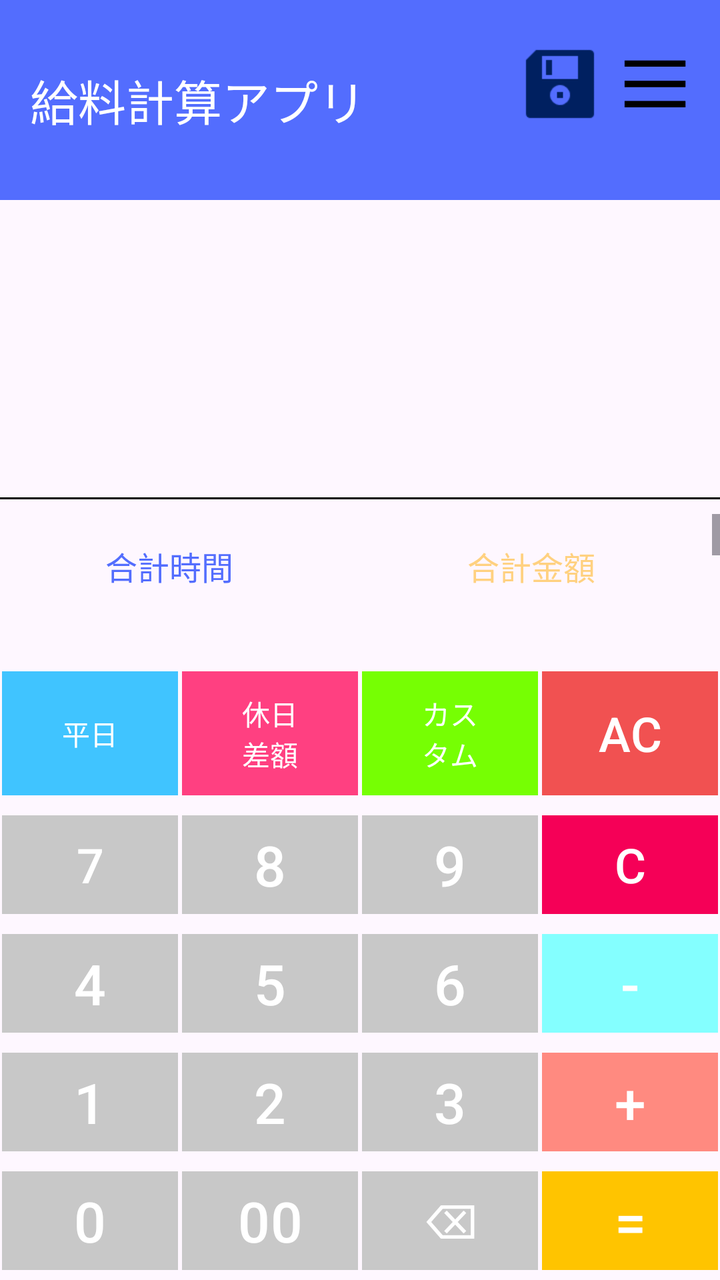
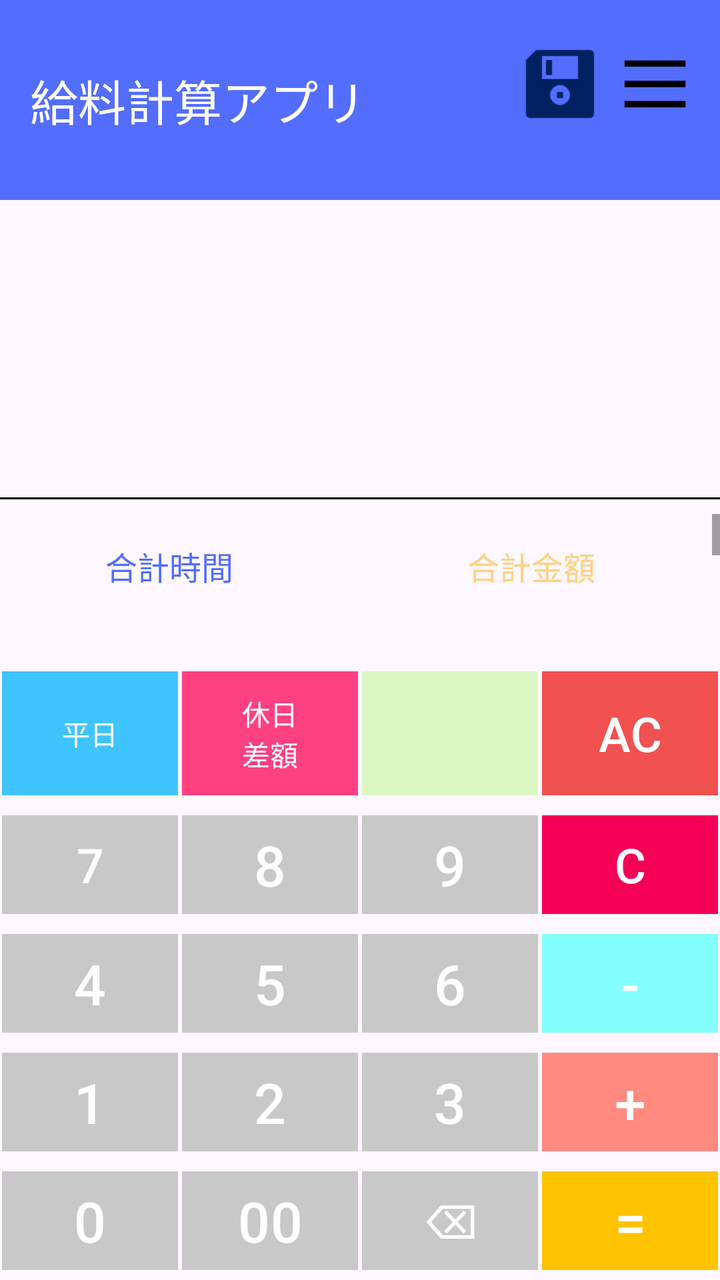

Screens rendered from an Android XML layout before and after an edit, with the pre-edit source and the edit as a unified diff.
<!-- AndroidManifest.xml: application theme Theme.SalaryManager -->
<!-- res/layout/activity_main.xml -->
<?xml version="1.0" encoding="utf-8"?>
<androidx.constraintlayout.widget.ConstraintLayout xmlns:android="http://schemas.android.com/apk/res/android"
    xmlns:app="http://schemas.android.com/apk/res-auto"
    xmlns:tools="http://schemas.android.com/tools"
    android:layout_width="match_parent"
    android:layout_height="match_parent"
    tools:context=".MainActivity">

    <TextView
        android:id="@+id/view"
        android:layout_width="match_parent"
        android:layout_height="100dp"
        android:background="#536DFE"
        android:gravity="left|center_vertical"
        android:paddingStart="15dp"
        android:text="給料計算アプリ"
        android:textColor="@color/white"
        android:textSize="24sp"
        app:layout_constraintEnd_toEndOf="parent"
        app:layout_constraintStart_toStartOf="parent"
        app:layout_constraintTop_toTopOf="parent"
        app:layout_constraintBottom_toTopOf="@id/input_scroll_view"/>

    <ScrollView
        android:id="@+id/input_scroll_view"
        android:layout_width="match_parent"
        android:layout_height="141dp"
        android:fillViewport="true"
        app:layout_constraintBottom_toTopOf="@id/result_scroll_view"
        app:layout_constraintEnd_toEndOf="parent"
        app:layout_constraintStart_toStartOf="parent"
        app:layout_constraintTop_toBottomOf="@+id/view">

        <TextView
            android:id="@+id/inputTextView"
            android:layout_width="match_parent"
            android:layout_height="wrap_content"
            android:textSize="40sp"
            tools:ignore="SpeakableTextPresentCheck" />
    </ScrollView>

    <TableLayout
        android:id="@+id/tableLayout"
        android:layout_width="match_parent"
        android:layout_height="wrap_content"
        app:layout_constraintBottom_toBottomOf="parent"
        app:layout_constraintEnd_toEndOf="parent"
        app:layout_constraintStart_toStartOf="parent"
        app:layout_constraintTop_toBottomOf="@id/result_scroll_view">

        <TableRow
            android:layout_width="wrap_content"
            android:layout_height="0dp"
            android:layout_weight="1">

            <Button
                android:id="@+id/weekdays"
                android:layout_width="0dp"
                android:layout_height="match_parent"
                android:layout_margin="1dp"
                android:layout_weight="1"
                android:backgroundTint="#40C4FF"
                android:text="平日"
                app:cornerRadius="0dp"
                tools:ignore="TouchTargetSizeCheck" />

            <Button
                android:id="@+id/holiday"
                android:layout_width="0dp"
                android:layout_height="match_parent"
                android:layout_margin="1dp"
                android:layout_weight="1"
                android:backgroundTint="#FF4081"
                android:text="休日差額"
                app:cornerRadius="0dp"
                tools:ignore="TouchTargetSizeCheck" />

            <Button
                android:id="@+id/customsalary"
                android:layout_width="0dp"
                android:layout_height="match_parent"
                android:layout_margin="1dp"
                android:layout_weight="1"
                android:backgroundTint="#76FF03"
                android:text="カスタム"
                app:cornerRadius="0dp"
                tools:ignore="TouchTargetSizeCheck" />

            <Button
                android:id="@+id/allclear"
                android:layout_width="0dp"
                android:layout_height="match_parent"
                android:layout_margin="1dp"
                android:layout_weight="1"
                android:backgroundTint="#F15151"
                android:text="AC"
                android:textSize="24sp"
                app:cornerRadius="0dp"
                tools:ignore="TouchTargetSizeCheck" />
        </TableRow>

        <TableRow
            android:layout_width="wrap_content"
            android:layout_height="0dp"
            android:layout_weight="1">

            <Button
                android:id="@+id/seven"
                android:layout_width="0dp"
                android:layout_height="match_parent"
                android:layout_margin="1dp"
                android:layout_weight="1"
                android:backgroundTint="#C8C8C8"
                android:text="7"
                android:textSize="24sp"
                app:cornerRadius="0dp"
                tools:ignore="TouchTargetSizeCheck" />

            <Button
                android:id="@+id/eight"
                android:layout_width="0dp"
                android:layout_height="match_parent"
                android:layout_margin="1dp"
                android:layout_weight="1"
                android:backgroundTint="#C8C8C8"
                android:text="8"
                android:textSize="28sp"
                app:cornerRadius="0dp"
                tools:ignore="TouchTargetSizeCheck" />

            <Button
                android:id="@+id/nine"
                android:layout_width="0dp"
                android:layout_height="match_parent"
                android:layout_margin="1dp"
                android:layout_weight="1"
                android:backgroundTint="#C8C8C8"
                android:text="9"
                android:textSize="28sp"
                app:cornerRadius="0dp"
                tools:ignore="TouchTargetSizeCheck" />

            <Button
                android:id="@+id/clear"
                android:layout_width="0dp"
                android:layout_height="match_parent"
                android:layout_margin="1dp"
                android:layout_weight="1"
                android:backgroundTint="#F50057"
                android:text="C"
                android:textSize="24sp"
                app:cornerRadius="0dp"
                tools:ignore="TouchTargetSizeCheck" />
        </TableRow>

        <TableRow
            android:layout_width="match_parent"
            android:layout_height="0dp"
            android:layout_weight="1">

            <Button
                android:id="@+id/four"
                android:layout_width="0dp"
                android:layout_height="match_parent"
                android:layout_margin="1dp"
                android:layout_weight="1"
                android:backgroundTint="#C8C8C8"
                android:text="4"
                android:textSize="28sp"
                app:cornerRadius="0dp"
                tools:ignore="TouchTargetSizeCheck" />

            <Button
                android:id="@+id/five"
                android:layout_width="0dp"
                android:layout_height="match_parent"
                android:layout_margin="1dp"
                android:layout_weight="1"
                android:backgroundTint="#C8C8C8"
                android:text="5"
                android:textSize="28sp"
                app:cornerRadius="0dp"
                tools:ignore="TouchTargetSizeCheck" />

            <Button
                android:id="@+id/six"
                android:layout_width="0dp"
                android:layout_height="match_parent"
                android:layout_margin="1dp"
                android:layout_weight="1"
                android:backgroundTint="#C8C8C8"
                android:text="6"
                android:textSize="28sp"
                app:cornerRadius="0dp"
                tools:ignore="TouchTargetSizeCheck" />

            <Button
                android:id="@+id/minus"
                android:layout_width="0dp"
                android:layout_height="match_parent"
                android:layout_margin="1dp"
                android:layout_weight="1"
                android:backgroundTint="#84FFFF"
                android:text="-"
                android:textSize="28sp"
                app:cornerRadius="0dp"
                tools:ignore="TouchTargetSizeCheck" />
        </TableRow>

        <TableRow
            android:layout_width="match_parent"
            android:layout_height="0dp"
            android:layout_weight="1">

            <Button
                android:id="@+id/one"
                android:layout_width="0dp"
                android:layout_height="match_parent"
                android:layout_margin="1dp"
                android:layout_weight="1"
                android:backgroundTint="#C8C8C8"
                android:text="1"
                android:textSize="28sp"
                app:cornerRadius="0dp"
                tools:ignore="TouchTargetSizeCheck" />

            <Button
                android:id="@+id/two"
                android:layout_width="0dp"
                android:layout_height="match_parent"
                android:layout_margin="1dp"
                android:layout_weight="1"
                android:backgroundTint="#C8C8C8"
                android:text="2"
                android:textSize="28sp"
                app:cornerRadius="0dp"
                tools:ignore="TouchTargetSizeCheck" />

            <Button
                android:id="@+id/three"
                android:layout_width="0dp"
                android:layout_height="match_parent"
                android:layout_margin="1dp"
                android:layout_weight="1"
                android:backgroundTint="#C8C8C8"
                android:text="3"
                android:textSize="28sp"
                app:cornerRadius="0dp"
                tools:ignore="TouchTargetSizeCheck" />

            <Button
                android:id="@+id/plus"
                android:layout_width="0dp"
                android:layout_height="match_parent"
                android:layout_margin="1dp"
                android:layout_weight="1"
                android:backgroundTint="#FF8A80"
                android:text="+"
                android:textSize="28sp"
                app:cornerRadius="0dp"
                tools:ignore="TouchTargetSizeCheck" />
        </TableRow>

        <TableRow
            android:layout_width="match_parent"
            android:layout_height="0dp"
            android:layout_weight="1">

            <Button
                android:id="@+id/zero"
                android:layout_width="0dp"
                android:layout_height="match_parent"
                android:layout_margin="1dp"
                android:layout_weight="1"
                android:backgroundTint="#C8C8C8"
                android:text="0"
                android:textSize="28sp"
                app:cornerRadius="0dp"
                tools:ignore="TouchTargetSizeCheck" />

            <Button
                android:id="@+id/doublezero"
                android:layout_width="0dp"
                android:layout_height="match_parent"
                android:layout_margin="1dp"
                android:layout_weight="1"
                android:backgroundTint="#C8C8C8"
                android:text="00"
                android:textSize="28sp"
                app:cornerRadius="0dp"
                tools:ignore="TouchTargetSizeCheck" />

            <Button
                android:id="@+id/backspace"
                android:layout_width="0dp"
                android:layout_height="match_parent"
                android:layout_margin="1dp"
                android:layout_weight="1"
                android:backgroundTint="#C8C8C8"
                android:text="⌫"
                android:textSize="24sp"
                app:cornerRadius="0dp"
                tools:ignore="TouchTargetSizeCheck,SpeakableTextPresentCheck" />

            <Button
                android:id="@+id/equal"
                android:layout_width="0dp"
                android:layout_height="match_parent"
                android:layout_margin="1dp"
                android:layout_weight="1"
                android:backgroundTint="#FFC400"
                android:text="="
                android:textSize="28sp"
                app:cornerRadius="0dp" />
        </TableRow>

    </TableLayout>

    <View
    android:id="@+id/view2"
    android:layout_width="match_parent"
    android:layout_height="1dp"
    android:background="@color/black"
    app:layout_constraintBottom_toTopOf="@+id/result_scroll_view"
    app:layout_constraintEnd_toEndOf="parent"
    app:layout_constraintStart_toStartOf="parent"
    app:layout_constraintTop_toBottomOf="@+id/input_scroll_view"
    tools:ignore="SpeakableTextPresentCheck" />

    <ScrollView
        android:id="@+id/result_scroll_view"
        android:layout_width="0dp"
        android:layout_height="0dp"
        android:layout_marginTop="16dp"
        app:layout_constraintTop_toBottomOf="@id/input_scroll_view"
        app:layout_constraintBottom_toTopOf="@id/tableLayout"
        app:layout_constraintStart_toStartOf="parent"
        app:layout_constraintEnd_toEndOf="parent">

        <androidx.constraintlayout.widget.ConstraintLayout
            android:id="@+id/scrollConstraint"
            android:layout_width="match_parent"
            android:layout_height="wrap_content">

            <TextView
                android:id="@+id/total_time_text"
                android:layout_width="wrap_content"
                android:layout_height="36dp"
                android:layout_gravity="center_horizontal"
                android:layout_marginTop="8dp"
                android:gravity="center"
                android:text="合計時間"
                android:textAlignment="center"
                android:textColor="#536DFE"
                android:textSize="16dp"
                app:layout_constraintEnd_toStartOf="@+id/scrollview_guideline"
                app:layout_constraintHorizontal_bias="0.453"
                app:layout_constraintStart_toStartOf="parent"
                app:layout_constraintTop_toTopOf="parent" />

            <TextView
                android:id="@+id/base_salary_text"
                android:layout_width="wrap_content"
                android:layout_height="36dp"
                android:layout_gravity="center_horizontal"
                android:layout_marginTop="12dp"
                android:gravity="center"
                android:text="基本給料"
                android:textAlignment="center"
                android:textColor="#40C4FF"
                android:textSize="16dp"
                app:layout_constraintEnd_toStartOf="@+id/scrollview_guideline"
                app:layout_constraintHorizontal_bias="0.453"
                app:layout_constraintStart_toStartOf="parent"
                app:layout_constraintTop_toBottomOf="@+id/total_time" />

            <TextView
                android:id="@+id/total_salary_text"
                android:layout_width="wrap_content"
                android:layout_height="36dp"
                android:layout_gravity="center_horizontal"
                android:layout_marginTop="8dp"
                android:gravity="center"
                android:text="合計金額"
                android:textAlignment="center"
                android:textColor="#FFD180"
                android:textSize="16dp"
                app:layout_constraintEnd_toEndOf="parent"
                app:layout_constraintHorizontal_bias="0.464"
                app:layout_constraintStart_toStartOf="@+id/scrollview_guideline"
                app:layout_constraintTop_toTopOf="parent" />

            <TextView
                android:id="@+id/holiday_salary_text"
                android:layout_width="wrap_content"
                android:layout_height="36dp"
                android:layout_gravity="center_horizontal"
                android:layout_marginTop="12dp"
                android:gravity="center"
                android:text="土日祝差額給料"
                android:textAlignment="center"
                android:textColor="#FF4081"
                android:textSize="16dp"
                app:layout_constraintEnd_toEndOf="parent"
                app:layout_constraintStart_toStartOf="@+id/scrollview_guideline"
                app:layout_constraintTop_toBottomOf="@+id/total_salary" />

            <TextView
                android:id="@+id/total_time"
                android:layout_width="139dp"
                android:layout_height="50dp"
                android:layout_gravity="center_horizontal"
                android:layout_marginTop="8dp"
                android:gravity="center"
                android:text=""
                android:textSize="24sp"
                app:layout_constraintEnd_toStartOf="@+id/scrollview_guideline"
                app:layout_constraintHorizontal_bias="0.378"
                app:layout_constraintStart_toStartOf="parent"
                app:layout_constraintTop_toBottomOf="@+id/total_time_text"
                tools:ignore="SpeakableTextPresentCheck" />

            <TextView
                android:id="@+id/base_total_salary"
                android:layout_width="139dp"
                android:layout_height="50dp"
                android:layout_gravity="center_horizontal"
                android:layout_marginTop="8dp"
                android:gravity="center"
                android:text=""
                android:textSize="24sp"
                app:layout_constraintEnd_toStartOf="@+id/scrollview_guideline"
                app:layout_constraintHorizontal_bias="0.378"
                app:layout_constraintStart_toStartOf="parent"
                app:layout_constraintTop_toBottomOf="@+id/base_salary_text"
                tools:ignore="SpeakableTextPresentCheck" />

            <TextView
                android:id="@+id/total_salary"
                android:layout_width="139dp"
                android:layout_height="50dp"
                android:layout_gravity="center_horizontal"
                android:layout_marginTop="8dp"
                android:gravity="center"
                android:text=""
                android:textSize="24sp"
                app:layout_constraintEnd_toEndOf="parent"
                app:layout_constraintHorizontal_bias="0.384"
                app:layout_constraintStart_toStartOf="@+id/scrollview_guideline"
                app:layout_constraintTop_toBottomOf="@+id/total_salary_text"
                tools:ignore="SpeakableTextPresentCheck" />

            <TextView
                android:id="@+id/holiday_total_salary"
                android:layout_width="139dp"
                android:layout_height="50dp"
                android:layout_gravity="center_horizontal"
                android:layout_marginTop="8dp"
                android:gravity="center"
                android:text=""
                android:textSize="24sp"
                app:layout_constraintEnd_toEndOf="parent"
                app:layout_constraintHorizontal_bias="0.384"
                app:layout_constraintStart_toStartOf="@+id/scrollview_guideline"
                app:layout_constraintTop_toBottomOf="@+id/holiday_salary_text"
                tools:ignore="SpeakableTextPresentCheck" />

            <TextView
                android:id="@+id/holiday_hourly_wage"
                android:layout_width="126dp"
                android:layout_height="48dp"
                android:layout_marginTop="8dp"
                android:text=""
                android:textAlignment="viewEnd"
                app:layout_constraintEnd_toEndOf="parent"
                app:layout_constraintHorizontal_bias="1.0"
                app:layout_constraintStart_toEndOf="@+id/base_hourly_wage"
                app:layout_constraintTop_toBottomOf="@+id/holiday_total_salary"
                tools:ignore="MissingConstraints,SpeakableTextPresentCheck" />

            <TextView
                android:id="@+id/base_hourly_wage"
                android:layout_width="126dp"
                android:layout_height="48dp"
                android:layout_marginTop="8dp"
                android:text=""
                android:textAlignment="viewEnd"
                app:layout_constraintEnd_toStartOf="@+id/scrollview_guideline"
                app:layout_constraintHorizontal_bias="1.0"
                app:layout_constraintStart_toStartOf="parent"
                app:layout_constraintTop_toBottomOf="@+id/base_total_salary"
                tools:ignore="SpeakableTextPresentCheck" />

            <androidx.constraintlayout.widget.Guideline
                android:id="@+id/scrollview_guideline"
                android:layout_width="wrap_content"
                android:layout_height="wrap_content"
                android:orientation="vertical"
                app:layout_constraintGuide_percent="0.5" />

        </androidx.constraintlayout.widget.ConstraintLayout>
    </ScrollView>

    <androidx.constraintlayout.widget.Guideline
        android:id="@+id/guideline"
        android:layout_width="wrap_content"
        android:layout_height="wrap_content"
        android:orientation="vertical"
        app:layout_constraintGuide_percent="0.5" />

    <ImageButton
        android:id="@+id/option_menu_button"
        android:layout_width="48dp"
        android:layout_height="52dp"
        android:layout_marginTop="16dp"
        android:background="#00FFFFFF"
        android:scaleType="centerInside"
        android:src="@drawable/list_icon"
        app:layout_constraintEnd_toEndOf="parent"
        app:layout_constraintHorizontal_bias="0.973"
        app:layout_constraintStart_toStartOf="parent"
        app:layout_constraintTop_toTopOf="parent"
        tools:ignore="SpeakableTextPresentCheck" />

    <ImageButton
        android:id="@+id/save_database_button"
        android:layout_width="48dp"
        android:layout_height="52dp"
        android:layout_marginTop="16dp"
        android:background="#00FFFFFF"
        android:scaleType="centerInside"
        android:src="@drawable/save_icon"
        app:layout_constraintEnd_toEndOf="parent"
        app:layout_constraintHorizontal_bias="0.82"
        app:layout_constraintStart_toStartOf="parent"
        app:layout_constraintTop_toTopOf="parent"
        tools:ignore="SpeakableTextPresentCheck" />

</androidx.constraintlayout.widget.ConstraintLayout>
<!-- resources referenced by this layout -->
<resources>
  <color name="black">#FF000000</color>
  <color name="white">#FFFFFFFF</color>
  <!-- drawable list_icon: png bitmap (drawable, 510 bytes) -->
  <!-- drawable save_icon: png bitmap (drawable, 791 bytes) -->
  <style name="Theme.SalaryManager" parent="Base.Theme.SalaryManager" />
  <style name="Base.Theme.SalaryManager" parent="Theme.Material3.Light.NoActionBar">
          
          
      </style>
</resources>

<!-- the commit's change to res/layout/activity_main.xml (unified diff, before → after) -->
@@ -81,10 +81,9 @@
                 android:layout_height="match_parent"
                 android:layout_margin="1dp"
                 android:layout_weight="1"
-                android:backgroundTint="#76FF03"
-                android:text="カスタム"
-                app:cornerRadius="0dp"
-                tools:ignore="TouchTargetSizeCheck" />
+                android:backgroundTint="#DBF8C3"
+                app:cornerRadius="0dp"
+                tools:ignore="TouchTargetSizeCheck,SpeakableTextPresentCheck" />
 
             <Button
                 android:id="@+id/allclear"
